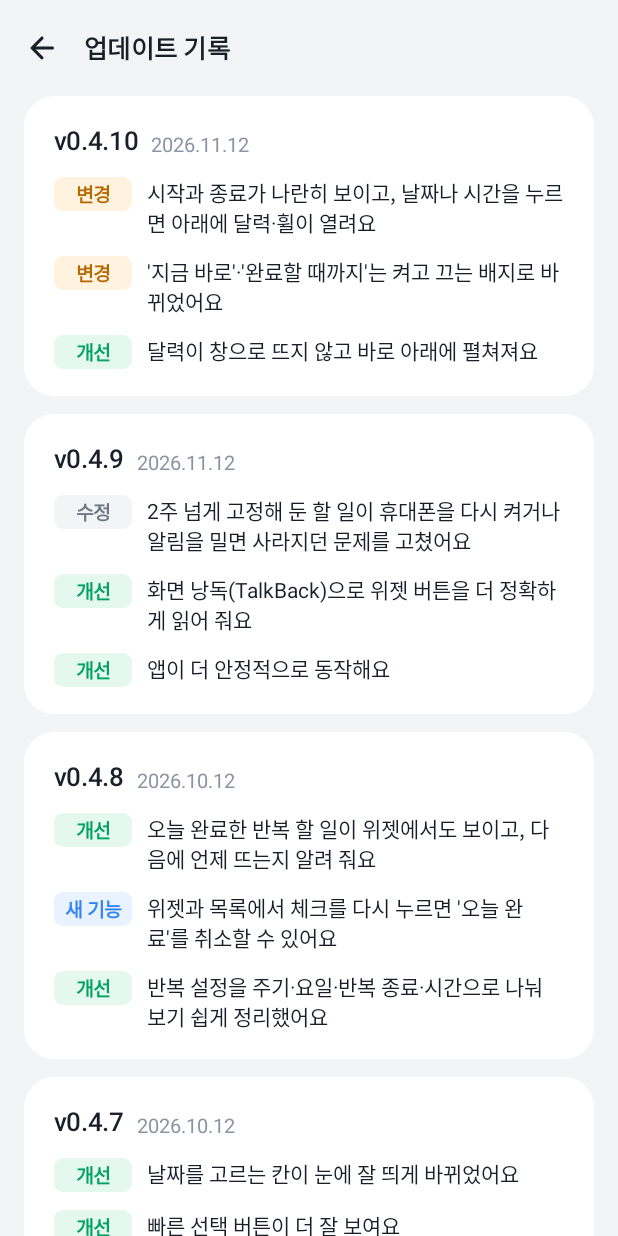
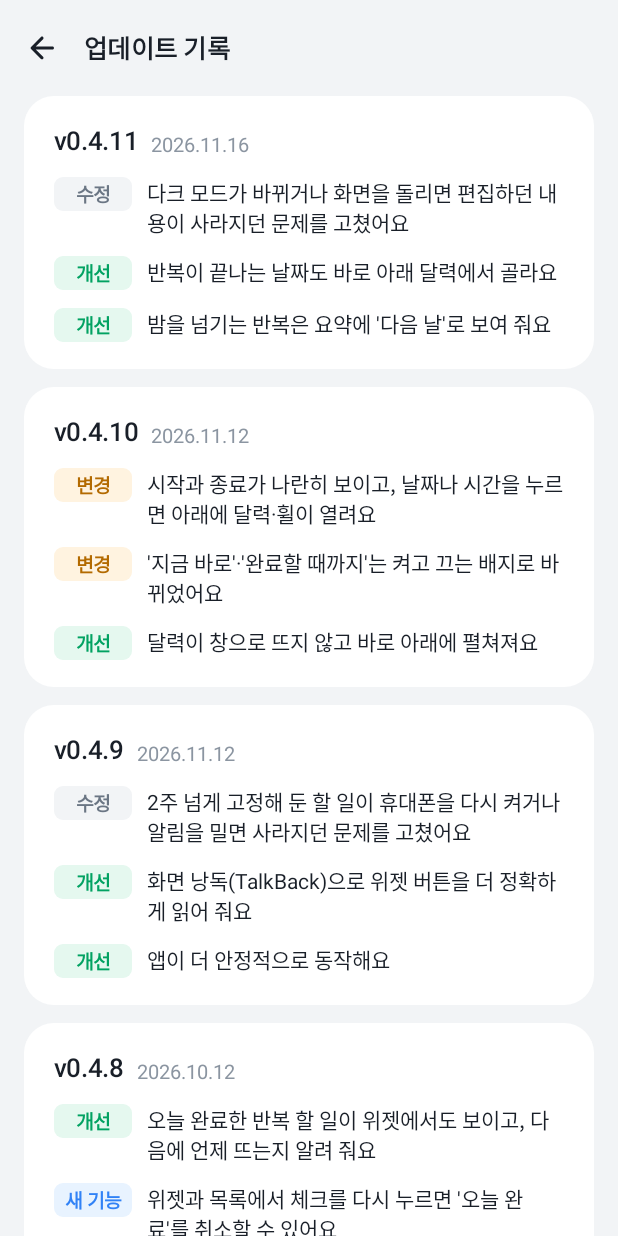
Before and after one commit to ganglike248/pinTodo, an Android app built with Jetpack Compose: the composable ChangelogDialog shown on its own in the app's theme, on a phone screen of 412 x 824 dp. Run offline under Robolectric (Android 15) with nearby library versions, the phone set to English and light mode, and no system bars.

Commit message:
v0.4.11 - fix: 화면 재생성 때 편집 화면이 닫히던 문제, 반복 종료 달력·요약 문구 개선
- MainActivity의 editing을 rememberSaveable(EditTargetSaver, JSON)로 — 다크 모드 전환·회전·글자 크기 변경 때 편집 화면이 닫히고 입력이 사라졌음
- 반복 종료 '날짜까지'도 화면 안 달력(InlineCalendar)으로, 쓰지 않게 된 CalendarDialog(Material DatePicker) 제거
- 반복 요약 문구: 종료가 시작보다 이르면 '다음 날 오전 6:00까지'
- 다크 모드에서 새 일정 화면(배지·칩·휠·달력) 확인

Co-Authored-By: Claude Opus 5.5 <noreply@anthropic.com>

```diff
--- a/app/build.gradle.kts
+++ b/app/build.gradle.kts
@@ -14,8 +14,8 @@ android {
         applicationId = "com.pintodo"
         minSdk = 26
         targetSdk = 36
-        versionCode = 16
-        versionName = "0.4.10"
+        versionCode = 17
+        versionName = "0.4.11"
     }
 
     // Play 업로드 키: 저장소 밖(~/.android/pintodo/keystore.properties)에 두고 커밋하지 않음
--- a/app/src/main/java/com/pintodo/ui/Changelog.kt
+++ b/app/src/main/java/com/pintodo/ui/Changelog.kt
@@ -56,6 +56,14 @@ private fun moved(t: String) = Change(ChangeKind.MOVED, t)
 private fun fixed(t: String) = Change(ChangeKind.FIXED, t)
 
 val RELEASES = listOf(
+    Release(
+        "0.4.11", "2026.11.16",
+        listOf(
+            fixed("다크 모드가 바뀌거나 화면을 돌리면 편집하던 내용이 사라지던 문제를 고쳤어요"),
+            improved("반복이 끝나는 날짜도 바로 아래 달력에서 골라요"),
+            improved("밤을 넘기는 반복은 요약에 '다음 날'로 보여 줘요"),
+        ),
+    ),
     Release(
         "0.4.10", "2026.11.12",
         listOf(
--- a/app/src/main/java/com/pintodo/ui/EditScreen.kt
+++ b/app/src/main/java/com/pintodo/ui/EditScreen.kt
@@ -473,7 +473,7 @@ private fun content(t: Todo): List<Any?> = listOf(
 private fun summary(t: Todo): String {
     if (!t.notify) return "알림 없이 목록과 위젯에만 보여요"
     if (t.isRepeat) {
-        val end = t.dailyEnd?.let { "${Format.time(it)}까지" } ?: "자정까지"
+        val end = t.dailyEnd?.let { (if (it <= t.dailyStart) "다음 날 " else "") + "${Format.time(it)}까지" } ?: "자정까지"
         val until = Format.repeatEnd(t).let { if (it.isEmpty()) "" else " · $it" }
         return "${Format.repeat(t)} ${Format.time(t.dailyStart)}부터 $end$until"
     }
```
Also changed, not shown: app/src/main/java/com/pintodo/ui/EditParts.kt (+7 -4 lines), app/src/main/java/com/pintodo/ui/MainActivity.kt (+8 -1 lines), app/src/main/java/com/pintodo/ui/Pickers.kt (+2 -33 lines), 3 other files.
